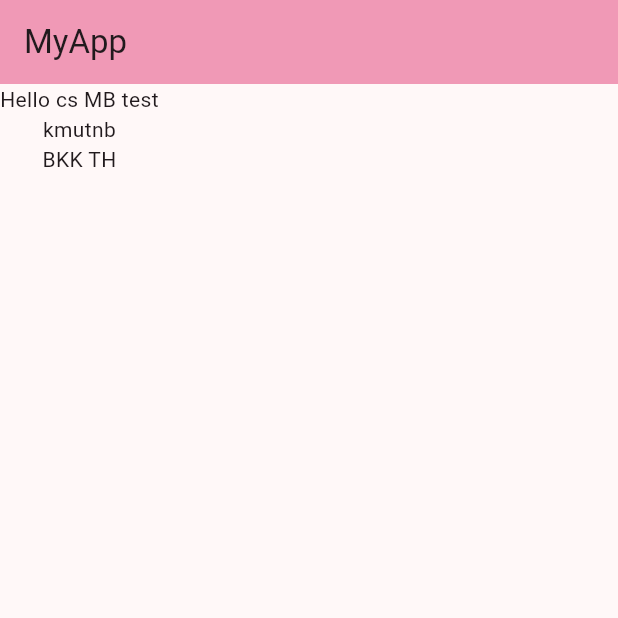
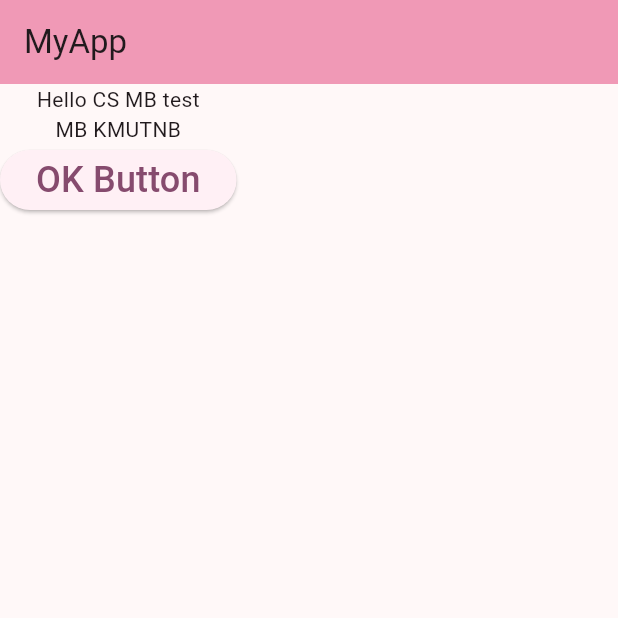
Before and after one commit to cs6636461/mobile-app, a Flutter app: the screen it shows after launch, on a phone screen of 412 x 824 dp, the top half of it. Run offline on Flutter 3.47's test engine with Material 3 defaults, Android fonts, the phone set to English and light mode, and no system bars.

Commit message:
add button

```diff
--- a/lib/main.dart
+++ b/lib/main.dart
@@ -21,9 +21,14 @@
           ),
           body: Column(
             children: [
-              Text('Hello cs MB test'),
-              Text('kmutnb'),
-              Text('BKK TH')
+              Text('Hello CS MB test'),
+              Text('MB KMUTNB'),
+              ElevatedButton(onPressed: () {
+                debugPrint("btn pressed");
+              },
+               child: Text("OK Button",
+                style: TextStyle(fontSize: 24),)
+             ),
             ],
           )
           // Text('kmutnb'),
```
